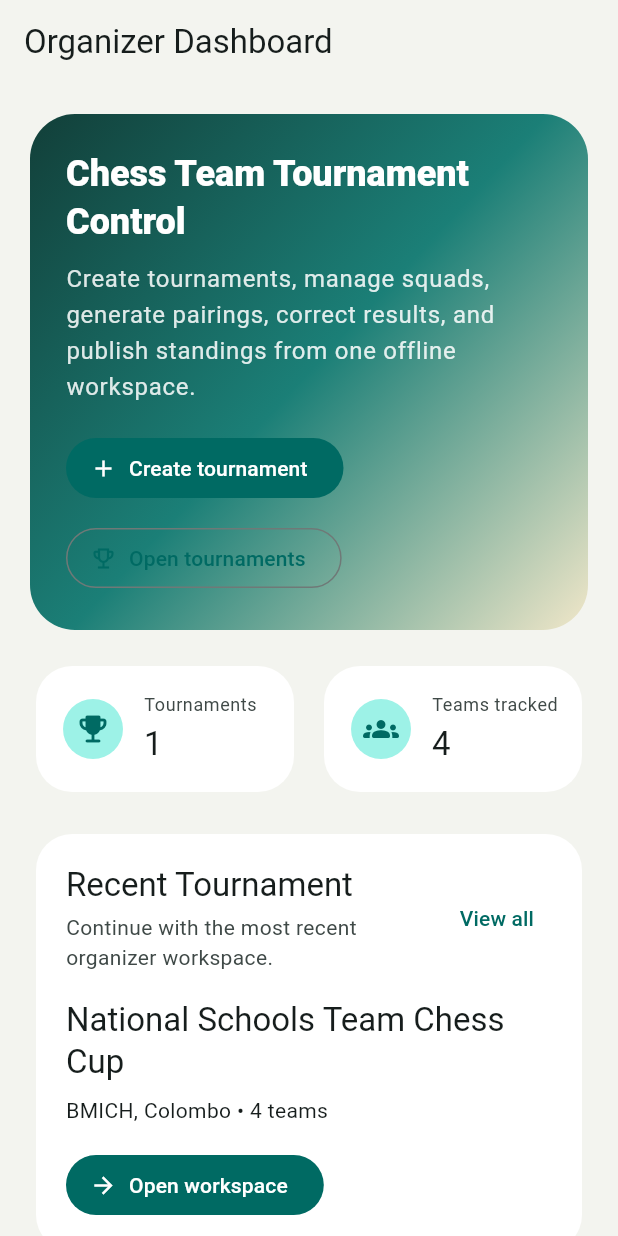
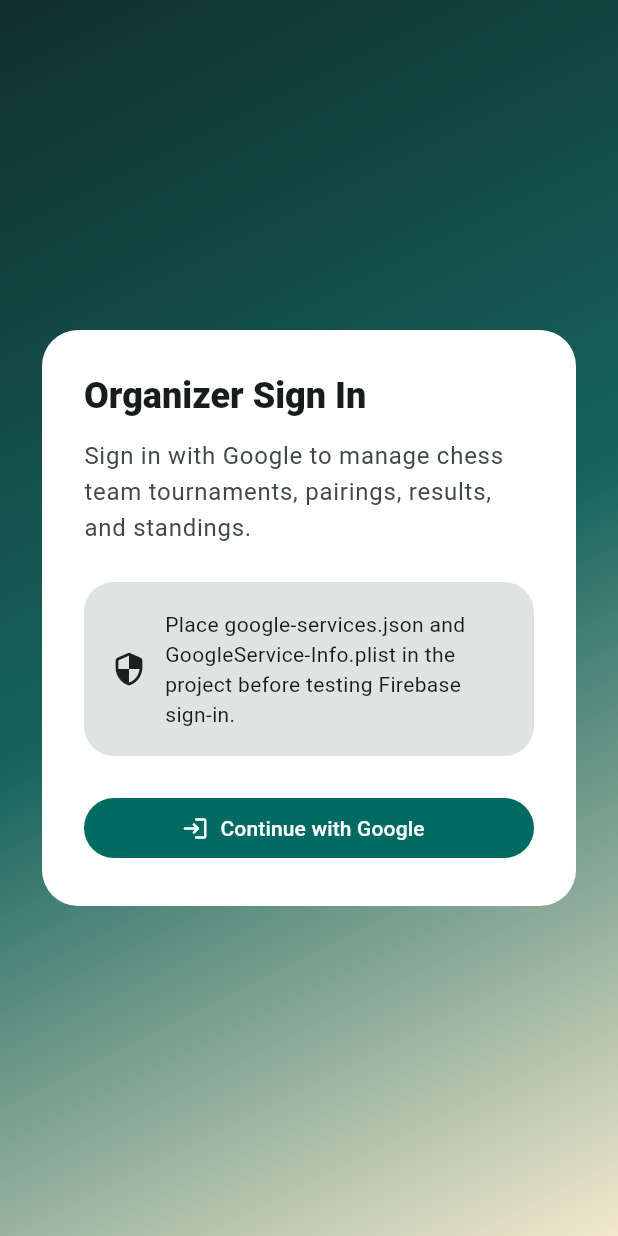
Before and after one commit to SSDharmawansa/Chess-Tournament-Manager, a Flutter app: the screen it shows after launch, on a phone screen of 412 x 824 dp. Run offline on Flutter 3.47's test engine with Material 3 defaults, Android fonts, the phone set to English and light mode, and no system bars; our stand-ins replace firebase_auth, firebase_core, flutter_riverpod, google_sign_in, hive_flutter; accounts and stored records are empty.

Commit message:
Add Firebase Google login integration

```diff
--- /dev/null
+++ b/lib/screens/auth/auth_gate_screen.dart
@@ -0,0 +1,56 @@
+import 'package:chess_tournament/screens/auth/login_screen.dart';
+import 'package:chess_tournament/screens/home/home_screen.dart';
+import 'package:chess_tournament/state/auth_controller.dart';
+import 'package:chess_tournament/state/firebase_app_provider.dart';
+import 'package:flutter/material.dart';
+import 'package:flutter_riverpod/flutter_riverpod.dart';
+
+class AuthGateScreen extends ConsumerWidget {
+  const AuthGateScreen({super.key});
+
+  @override
+  Widget build(BuildContext context, WidgetRef ref) {
+    final firebaseApp = ref.watch(firebaseAppProvider);
+
+    return firebaseApp.when(
+      loading: () => const Scaffold(
+        body: Center(child: CircularProgressIndicator()),
+      ),
+      error: (error, _) => Scaffold(
+        body: Center(
+          child: Padding(
+            padding: const EdgeInsets.all(24),
+            child: Column(
+              mainAxisSize: MainAxisSize.min,
+              children: [
+                const Icon(Icons.error_outline_rounded, size: 48),
+                const SizedBox(height: 16),
+                const Text(
+                  'Firebase is not configured for this build yet.',
+                  textAlign: TextAlign.center,
+                ),
+                const SizedBox(height: 8),
+                Text('$error', textAlign: TextAlign.center),
+              ],
+            ),
+          ),
+        ),
+      ),
+      data: (_) {
+        final authState = ref.watch(authControllerProvider);
+
+        if (authState.isLoading) {
+          return const Scaffold(
+            body: Center(child: CircularProgressIndicator()),
+          );
+        }
+
+        if (authState.isAuthenticated) {
+          return const HomeScreen();
+        }
+
+        return const LoginScreen();
+      },
+    );
+  }
+}
--- /dev/null
+++ b/lib/screens/auth/login_screen.dart
@@ -0,0 +1,112 @@
+import 'package:chess_tournament/state/auth_controller.dart';
+import 'package:flutter/material.dart';
+import 'package:flutter_riverpod/flutter_riverpod.dart';
+
+class LoginScreen extends ConsumerWidget {
+  const LoginScreen({super.key});
+
+  @override
+  Widget build(BuildContext context, WidgetRef ref) {
+    final authState = ref.watch(authControllerProvider);
+    final authController = ref.read(authControllerProvider.notifier);
+    final theme = Theme.of(context);
+
+    return Scaffold(
+      body: Container(
+        decoration: const BoxDecoration(
+          gradient: LinearGradient(
+            colors: [Color(0xFF102F2D), Color(0xFF16645D), Color(0xFFF2E8CD)],
+            begin: Alignment.topLeft,
+            end: Alignment.bottomRight,
+          ),
+        ),
+        child: SafeArea(
+          child: Center(
+            child: SingleChildScrollView(
+              padding: const EdgeInsets.all(24),
+              child: ConstrainedBox(
+                constraints: const BoxConstraints(maxWidth: 460),
+                child: Card(
+                  child: Padding(
+                    padding: const EdgeInsets.all(28),
+                    child: Column(
+                      mainAxisSize: MainAxisSize.min,
+                      crossAxisAlignment: CrossAxisAlignment.start,
+                      children: [
+                        Text(
+                          'Organizer Sign In',
+                          style: theme.textTheme.headlineSmall?.copyWith(
+                            fontWeight: FontWeight.w800,
+                          ),
+                        ),
+                        const SizedBox(height: 12),
+                        Text(
+                          'Sign in with Google to manage chess team tournaments, pairings, results, and standings.',
+                          style: theme.textTheme.bodyLarge?.copyWith(
+                            color: theme.colorScheme.onSurfaceVariant,
+                          ),
+                        ),
+                        const SizedBox(height: 24),
+                        Container(
+                          padding: const EdgeInsets.all(18),
+                          decoration: BoxDecoration(
+                            color: theme.colorScheme.surfaceContainerHighest,
+                            borderRadius: BorderRadius.circular(20),
+                          ),
+                          child: const Row(
+                            children: [
+                              Icon(Icons.security_rounded),
+                              SizedBox(width: 12),
+                              Expanded(
+                                child: Text(
+                                  'Place google-services.json and GoogleService-Info.plist in the project before testing Firebase sign-in.',
+                                ),
+                              ),
+                            ],
+                          ),
+                        ),
+                        if (authState.errorMessage != null) ...[
+                          const SizedBox(height: 16),
+                          Text(
+                            authState.errorMessage!,
+                            style: TextStyle(color: theme.colorScheme.error),
+                          ),
+                        ],
+                        const SizedBox(height: 24),
+                        SizedBox(
+                          width: double.infinity,
+                          child: FilledButton.icon(
+                            onPressed: authState.isLoading
+                                ? null
+                                : authController.supportsAuthenticate
+                                    ? authController.signIn
+                                    : null,
+                            icon: const Icon(Icons.login_rounded),
+                            label: Text(
+                              authState.isLoading
+                                  ? 'Signing in...'
+                                  : 'Continue with Google',
+                            ),
+                          ),
+                        ),
+                        if (!authController.supportsAuthenticate) ...[
+                          const SizedBox(height: 12),
+                          Text(
+                            'This platform does not currently expose Google authentication through this package. Use Android or iOS for the mobile login flow.',
+                            style: theme.textTheme.bodySmall?.copyWith(
+                              color: theme.colorScheme.onSurfaceVariant,
+                            ),
+                          ),
+                        ],
+                      ],
+                    ),
+                  ),
+                ),
+              ),
+            ),
+          ),
+        ),
+      ),
+    );
+  }
+}
--- a/lib/screens/splash_screen.dart
+++ b/lib/screens/splash_screen.dart
@@ -1,6 +1,6 @@
 import 'dart:async';
 
-import 'package:chess_tournament/screens/home/home_screen.dart';
+import 'package:chess_tournament/screens/auth/auth_gate_screen.dart';
 import 'package:flutter/material.dart';
 
 class SplashScreen extends StatefulWidget {
@@ -19,7 +19,7 @@ class _SplashScreenState extends State<SplashScreen> {
     _timer = Timer(
       const Duration(milliseconds: 1400),
       () => Navigator.of(context).pushReplacement(
-        MaterialPageRoute(builder: (_) => const HomeScreen()),
+        MaterialPageRoute(builder: (_) => const AuthGateScreen()),
       ),
     );
   }
--- /dev/null
+++ b/lib/state/firebase_app_provider.dart
@@ -0,0 +1,6 @@
+import 'package:firebase_core/firebase_core.dart';
+import 'package:flutter_riverpod/flutter_riverpod.dart';
+
+final firebaseAppProvider = FutureProvider<FirebaseApp>((ref) async {
+  return Firebase.initializeApp();
+});
--- a/pubspec.yaml
+++ b/pubspec.yaml
@@ -34,6 +34,9 @@ dependencies:
   cupertino_icons: ^1.0.8
   flutter_riverpod: ^2.6.1
   hive_flutter: ^1.1.0
+  google_sign_in: ^7.2.0
+  firebase_core: ^4.5.0
+  firebase_auth: ^6.2.0
 
 dev_dependencies:
   flutter_test:
```
Also changed, not shown: lib/screens/home/home_screen.dart (+50 -1 lines), lib/services/google_auth_service.dart (added, +35 -0 lines), lib/state/auth_controller.dart (added, +143 -0 lines), pubspec.lock, 10 other files.
